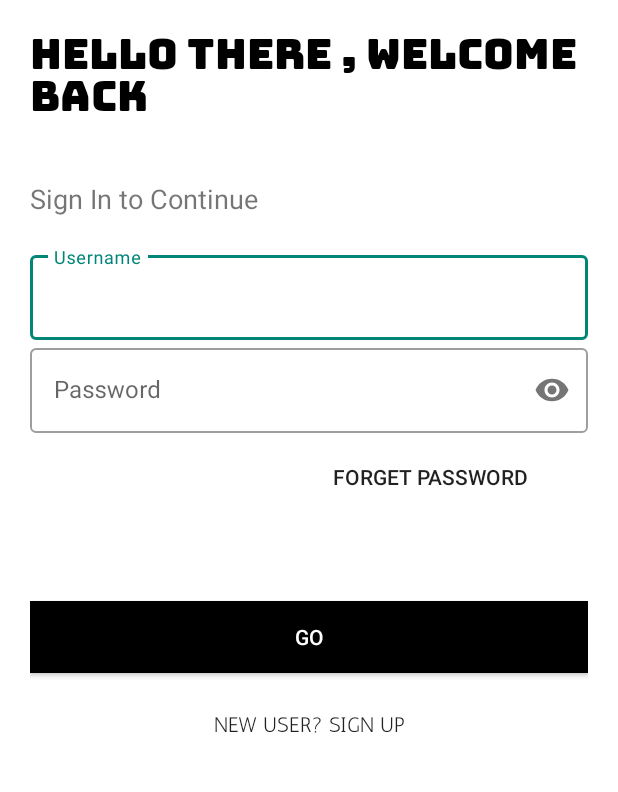
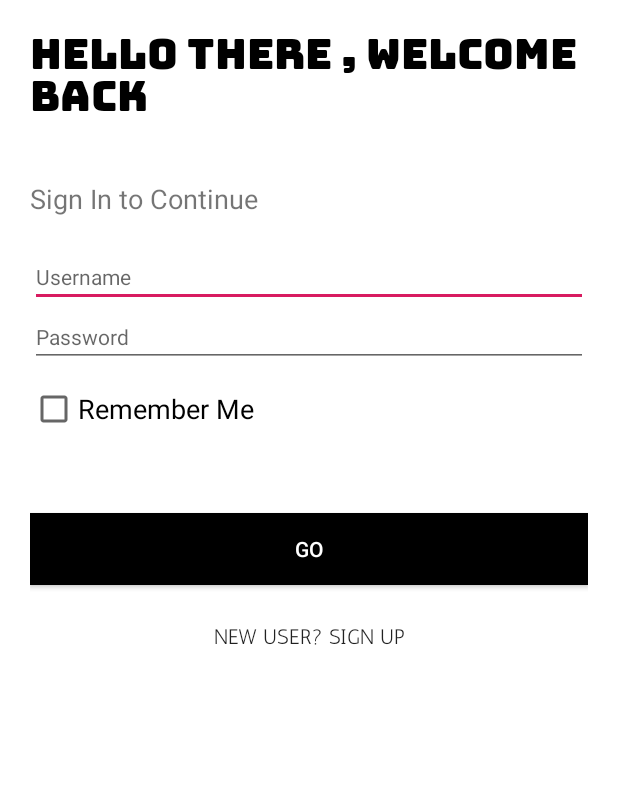
Before and after one commit to harjaskalsi/AndroidProject, an Android app: the screen it shows after launch (Login), after a tap on "GO", on a phone screen of 412 x 824 dp, the part 218-1010 px from its top. Run offline under Robolectric (Android 15) with nearby library versions, the light colour scheme and no system bars.

Commit message:
harjas changes

```diff
--- a/src/main/java/com/harjas/androidproject/Login.java
+++ b/src/main/java/com/harjas/androidproject/Login.java
@@ -3,12 +3,15 @@ package com.harjas.androidproject;
 import androidx.appcompat.app.AppCompatActivity;
 
 import android.content.Intent;
+import android.content.SharedPreferences;
 import android.os.AsyncTask;
 import android.os.Bundle;
 import android.text.TextUtils;
 import android.view.View;
 import android.view.WindowManager;
 import android.widget.Button;
+import android.widget.CheckBox;
+import android.widget.EditText;
 import android.widget.ProgressBar;
 import android.widget.Toast;
 
@@ -23,36 +26,67 @@ import java.net.URL;
 
 
 public class Login extends AppCompatActivity implements View.OnClickListener{
-    Button bt1,bt2;
-    TextInputLayout e1,e2;
+    Button bt1,bt2,bt3;
+    EditText e1,e2;
     String name,pass;
     ProgressBar progressBar;
+    CheckBox ch;
+    private SharedPreferences mPrefs;
+    private static final String PREFS_NAME="PrefsFile";
     @Override
     protected void onCreate(Bundle savedInstanceState) {
         super.onCreate(savedInstanceState);
-
         getWindow().setFlags(WindowManager.LayoutParams.FLAG_FULLSCREEN,WindowManager.LayoutParams.FLAG_FULLSCREEN);
         setContentView(R.layout.activity_login);
         bt1=findViewById(R.id.signUp);
         bt1.setOnClickListener(this);
         e1=findViewById(R.id.username);
         e2=findViewById(R.id.password);
+        ch=findViewById(R.id.checkbox);
         bt2=findViewById(R.id.login);
+        mPrefs=getSharedPreferences(PREFS_NAME,MODE_PRIVATE);
+      getPreferencesData();
         bt2.setOnClickListener(this);
 
 
     }
 
-    boolean isEmpty(TextInputLayout text)
+    private void getPreferencesData() {
+        SharedPreferences sp=getSharedPreferences(PREFS_NAME,MODE_PRIVATE);
+        if(sp.contains("pref_name"))
+        {
+            String u=sp.getString("pref_name","not found");
+            e1.setText(u);
+
+        }
+
+        if(sp.contains("pref_pass"))
+        {
+            String p=sp.getString("pref_pass","not found");
+            e2.setText(p);
+
+        }
+        if(sp.contains("pref_check"))
+        {
+            Boolean b=sp.getBoolean("pref_check",false);
+            ch.setChecked(b);
+
+        }
+
+
+    }
+
+    boolean isEmpty(EditText text)
     {
         //CharSequence is a readable sequence of characters
-        CharSequence str=text.getEditText().getText().toString();
+        CharSequence str=text.getText().toString();
 
         //TextUtils--> provides set of utility functions to do operations on string
         //all the functiojns TextUtils only returns boolean value
         //isEmpty-->This function is inbuilt function in TextUtils not our maded function
 
         return TextUtils.isEmpty(str);
+
 
 
     }
@@ -91,7 +125,7 @@ public class Login extends AppCompatActivity implements View.OnClickListener{
         protected String doInBackground(Void... voids) {
 
             try {
-                URL url=new URL("http://3.133.98.179/android/login.php?email="+name+"&pswd="+pass);
+                URL url=new URL("http://13.232.142.121/android/login.php?email="+name+"&pswd="+pass);
                 InputStream stream=url.openConnection().getInputStream();
                 InputStreamReader ir=new InputStreamReader(stream);
                 BufferedReader br=new BufferedReader(ir);
@@ -113,7 +147,21 @@ public class Login extends AppCompatActivity implements View.OnClickListener{
             String data =s.trim();
             if(data.matches("true"))
             {
-//                Toast.makeText(getApplicationContext(), "VALID USER", Toast.LENGTH_SHORT).show();
+                  if(ch.isChecked())
+                  {
+                      Boolean boolIsChecked=ch.isChecked();
+                      SharedPreferences.Editor editor=mPrefs.edit();
+                      editor.putString("pref_name",name);
+                      editor.putString("pref_pass",pass);
+                      editor.putBoolean("pref_check",boolIsChecked);
+                      editor.apply();
+                      Toast.makeText(getApplicationContext(), "Settings have been saved", Toast.LENGTH_SHORT).show();
+                  }else {
+                      mPrefs.edit().clear().apply();
+                  }
+
+
+                Toast.makeText(getApplicationContext(), "VALID USER", Toast.LENGTH_SHORT).show();
                 Intent log=new Intent(getApplicationContext(),UserData.class);
                 log.putExtra("EMAIL",name);
                 startActivity(log);
@@ -137,8 +185,8 @@ public class Login extends AppCompatActivity implements View.OnClickListener{
             break;
 
             case R.id.login:
-                name=e1.getEditText().getText().toString();
-                pass=e2.getEditText().getText().toString();
+                name=e1.getText().toString();
+                pass=e2.getText().toString();
                 checkDataEntered();
                 break;
 
--- a/src/main/java/com/harjas/androidproject/Register.java
+++ b/src/main/java/com/harjas/androidproject/Register.java
@@ -141,7 +141,7 @@ public class Register extends AppCompatActivity {
 
             try {
                 Log.i("checkdata",name+" "+password+" "+email+" "+contact);
-                URL url = new URL("\n" + "http://3.133.98.179/android/index.php?username=" + name + "&password=" + password + "&email=" + email + "&contact=" + contact);
+                URL url = new URL("\n" + "http://13.232.142.121/android/index.php?username=" + name + "&password=" + password + "&email=" + email + "&contact=" + contact);
                 //URL is used to fetch data from any server
 
                 InputStream stream=url.openConnection().getInputStream();
--- a/src/main/java/com/harjas/androidproject/UserData.java
+++ b/src/main/java/com/harjas/androidproject/UserData.java
@@ -37,7 +37,7 @@ public class UserData extends AppCompatActivity {
 
         Intent intent=getIntent();
         String email1=intent.getStringExtra("EMAIL");
-        url="http://3.133.98.179/android/json.php?email="+email1;
+        url="http://13.232.142.121/android/jsondata.php?email="+email1;
         new LoadUserData().execute();
 
     }
--- a/src/main/res/layout/activity_login.xml
+++ b/src/main/res/layout/activity_login.xml
@@ -42,44 +42,37 @@
         android:layout_marginBottom="20dp"
         android:orientation="vertical">
         <!--EditText for Username-->
-        <com.google.android.material.textfield.TextInputLayout
+        <EditText
             android:layout_width="match_parent"
             android:layout_height="wrap_content"
             android:id="@+id/username"
             android:hint="Username"
             style="@style/Widget.MaterialComponents.TextInputLayout.OutlinedBox">
-            <com.google.android.material.textfield.TextInputEditText
-                android:layout_width="match_parent"
-                android:layout_height="wrap_content">
-            </com.google.android.material.textfield.TextInputEditText>
-        </com.google.android.material.textfield.TextInputLayout>
+        </EditText>
+
 
         <!--EditText for Password-->
-        <com.google.android.material.textfield.TextInputLayout
+        <EditText
             android:layout_width="match_parent"
             android:layout_height="wrap_content"
             android:id="@+id/password"
             android:hint="Password"
             app:passwordToggleEnabled="true"
+            android:inputType="textPassword"
             style="@style/Widget.MaterialComponents.TextInputLayout.OutlinedBox">
-            <com.google.android.material.textfield.TextInputEditText
-                android:layout_width="match_parent"
-                android:layout_height="wrap_content"
-                android:inputType="textPassword"
-                >
-            </com.google.android.material.textfield.TextInputEditText>
-        </com.google.android.material.textfield.TextInputLayout>
+        </EditText>
 
-   <Button
-       android:id="@+id/forgetP"
-       android:layout_width="200dp"
-       android:layout_height="wrap_content"
-       android:text="Forget Password"
-       android:background="#00000000"
-       android:layout_gravity="right"
-       android:layout_margin="5dp"
-       android:elevation="0dp"
-       />
+        <CheckBox
+            android:id="@+id/checkbox"
+            android:layout_width="150dp"
+            android:layout_height="wrap_content"
+            android:text="Remember Me"
+            android:textSize="18sp"
+            android:layout_marginTop="12dp"
+            />
+
+
+
         <ProgressBar
             android:id="@+id/progressBar1"
             android:layout_width="wrap_content"
--- a/src/main/res/values/ic_launcher_background.xml
+++ b/src/main/res/values/ic_launcher_background.xml
@@ -1,4 +1,4 @@
 <?xml version="1.0" encoding="utf-8"?>
 <resources>
-    <color name="ic_launcher_background">#EAFFF6</color>
+    <color name="ic_launcher_background">#FFFFFF</color>
 </resources>
--- a/src/main/res/xml/network_security_config.xml
+++ b/src/main/res/xml/network_security_config.xml
@@ -1,6 +1,6 @@
 <?xml version="1.0" encoding="utf-8"?>
 <network-security-config>
     <domain-config cleartextTrafficPermitted="true">
-        <domain includeSubdomains="true">3.133.98.179</domain>
+        <domain includeSubdomains="true">13.232.142.121</domain>
     </domain-config>
 </network-security-config>
```
Also changed, not shown: src/main/res/layout/activity_user_data.xml (+0 -27 lines), src/main/ic_launcher-playstore.png, src/main/res/mipmap-hdpi/ic_launcher.png, src/main/res/mipmap-hdpi/ic_launcher_round.png, src/main/res/mipmap-mdpi/ic_launcher.png, src/main/res/mipmap-mdpi/ic_launcher_round.png, src/main/res/mipmap-xhdpi/ic_launcher.png, src/main/res/mipmap-xhdpi/ic_launcher_round.png, src/main/res/mipmap-xxhdpi/ic_launcher.png, src/main/res/mipmap-xxhdpi/ic_launcher_round.png, src/main/res/mipmap-xxxhdpi/ic_launcher.png, src/main/res/mipmap-xxxhdpi/ic_launcher_round.png, 3 other files.
